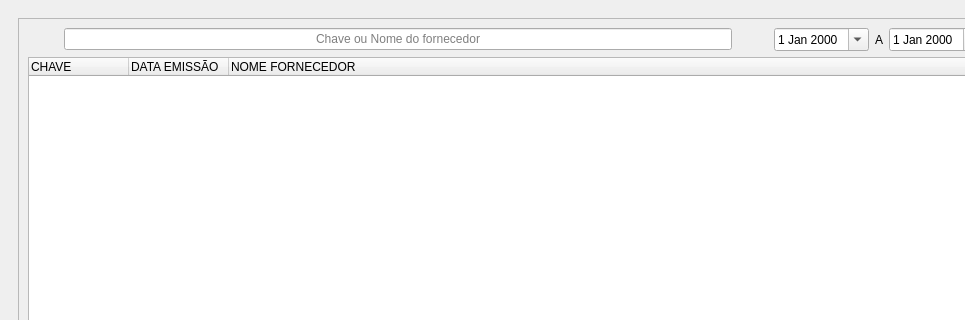
Above: untitled.ui from z9sb/DIFAL_ES before the change; both pictures show x 0 to 965 and y 0 to 320 of the 1144 by 804 pixel window. Below: the same form after it.
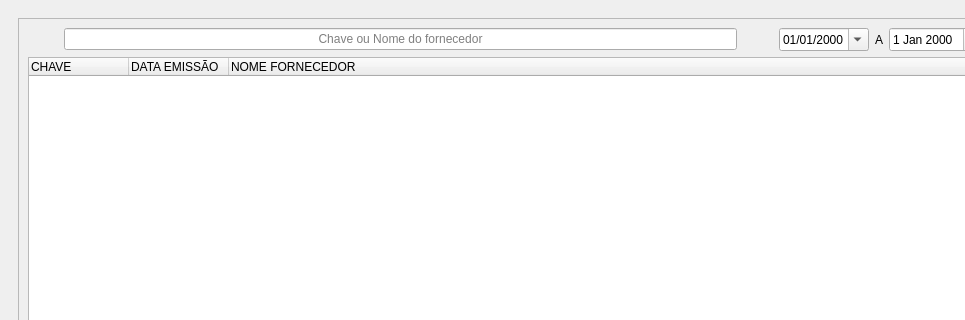
That is the form after the change. The open tabs and pages were chosen to show the change.

Commit message: Add search in notas

What changed in the file:
```diff
--- a/untitled.ui
+++ b/untitled.ui
@@ -52,7 +52,7 @@
             <rect>
              <x>0</x>
              <y>0</y>
-             <width>1025</width>
+             <width>1009</width>
              <height>725</height>
             </rect>
            </property>
@@ -65,6 +65,9 @@
                 <height>0</height>
                </size>
               </property>
+              <property name="displayFormat">
+               <string>dd/MM/yyyy</string>
+              </property>
               <property name="calendarPopup">
                <bool>true</bool>
               </property>
@@ -83,16 +86,6 @@
               </property>
              </widget>
             </item>
-            <item row="0" column="1">
-             <widget class="QLineEdit" name="lineEdit">
-              <property name="alignment">
-               <set>Qt::AlignCenter</set>
-              </property>
-              <property name="placeholderText">
-               <string>Chave ou Nome do fornecedor</string>
-              </property>
-             </widget>
-            </item>
             <item row="0" column="0">
              <spacer name="horizontalSpacer">
               <property name="orientation">
@@ -167,6 +160,32 @@
               </property>
              </widget>
             </item>
+            <item row="0" column="1">
+             <widget class="QLineEdit" name="lineedit_notas">
+              <property name="alignment">
+               <set>Qt::AlignCenter</set>
+              </property>
+              <property name="placeholderText">
+               <string>Chave ou Nome do fornecedor</string>
+              </property>
+             </widget>
+            </item>
+            <item row="0" column="2">
+             <spacer name="horizontalSpacer_2">
+              <property name="orientation">
+               <enum>Qt::Horizontal</enum>
+              </property>
+              <property name="sizeType">
+               <enum>QSizePolicy::Fixed</enum>
+              </property>
+              <property name="sizeHint" stdset="0">
+               <size>
+                <width>30</width>
+                <height>10</height>
+               </size>
+              </property>
+             </spacer>
+            </item>
            </layout>
           </widget>
          </widget>
```
Left out of the diff: 24 changed lines with no effect on the pictures. The commit also changes 5 other files.
